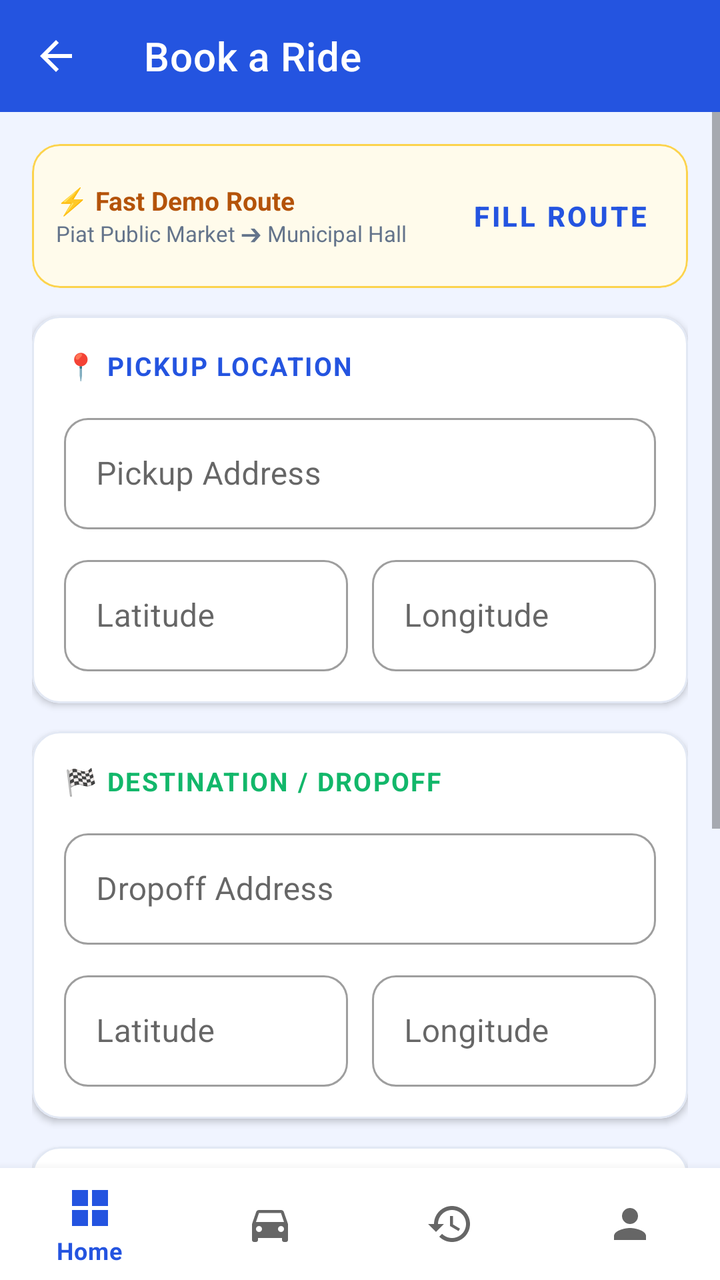
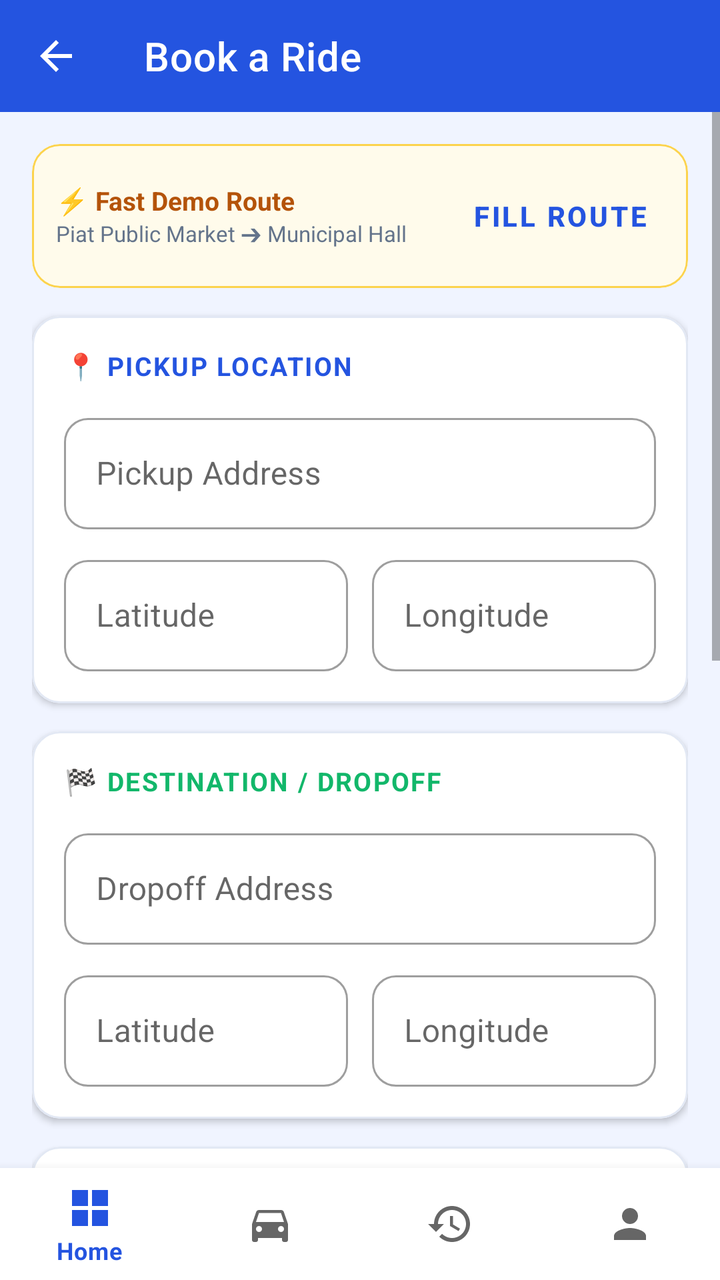

Two renders of the same Android screen: before a commit and after it. Below are the layout's source before the change and the commit's diff.
<!-- AndroidManifest.xml: application theme Theme.PiatMovePassenger -->
<!-- res/layout/activity_book_ride.xml -->
<?xml version="1.0" encoding="utf-8"?>
<LinearLayout xmlns:android="http://schemas.android.com/apk/res/android"
    xmlns:app="http://schemas.android.com/apk/res-auto"
    xmlns:tools="http://schemas.android.com/tools"
    android:layout_width="match_parent"
    android:layout_height="match_parent"
    android:background="@color/colorBackground"
    android:orientation="vertical">

    <com.google.android.material.appbar.AppBarLayout
        android:layout_width="match_parent"
        android:layout_height="wrap_content"
        app:elevation="0dp">
        <com.google.android.material.appbar.MaterialToolbar
            android:id="@+id/toolbar"
            android:layout_width="match_parent"
            android:layout_height="?attr/actionBarSize"
            android:background="@color/colorPrimary"
            app:navigationIcon="@drawable/ic_back"
            app:title="@string/book_ride"
            app:titleTextColor="@color/white" />
    </com.google.android.material.appbar.AppBarLayout>

    <FrameLayout
        android:layout_width="match_parent"
        android:layout_height="0dp"
        android:layout_weight="1">

        <ScrollView
            android:layout_width="match_parent"
            android:layout_height="match_parent"
            android:fillViewport="true">

            <LinearLayout
                android:layout_width="match_parent"
                android:layout_height="wrap_content"
                android:orientation="vertical"
                android:padding="16dp">

                
                <com.google.android.material.card.MaterialCardView
                    android:layout_width="match_parent"
                    android:layout_height="wrap_content"
                    android:layout_marginBottom="14dp"
                    app:cardBackgroundColor="#FFFBEB"
                    app:cardCornerRadius="14dp"
                    app:cardElevation="0dp"
                    app:strokeColor="#FCD34D"
                    app:strokeWidth="1dp">
                    <LinearLayout
                        android:layout_width="match_parent"
                        android:layout_height="wrap_content"
                        android:gravity="center_vertical"
                        android:orientation="horizontal"
                        android:padding="12dp">
                        <LinearLayout
                            android:layout_width="0dp"
                            android:layout_height="wrap_content"
                            android:layout_weight="1"
                            android:orientation="vertical">
                            <TextView
                                android:layout_width="wrap_content"
                                android:layout_height="wrap_content"
                                android:text="⚡ Fast Demo Route"
                                android:textColor="#B45309"
                                android:textSize="13sp"
                                android:textStyle="bold" />
                            <TextView
                                android:layout_width="wrap_content"
                                android:layout_height="wrap_content"
                                android:text="Piat Public Market ➔ Municipal Hall"
                                android:textColor="@color/grey_text"
                                android:textSize="11sp" />
                        </LinearLayout>
                        <com.google.android.material.button.MaterialButton
                            android:id="@+id/btnUseSampleData"
                            style="@style/Widget.MaterialComponents.Button.TextButton"
                            android:layout_width="wrap_content"
                            android:layout_height="wrap_content"
                            android:text="Fill Route"
                            android:textColor="@color/colorPrimary"
                            android:textStyle="bold" />
                    </LinearLayout>
                </com.google.android.material.card.MaterialCardView>

                
                <com.google.android.material.card.MaterialCardView
                    android:layout_width="match_parent"
                    android:layout_height="wrap_content"
                    android:layout_marginBottom="14dp"
                    app:cardBackgroundColor="@color/white"
                    app:cardCornerRadius="14dp"
                    app:cardElevation="2dp"
                    app:strokeColor="@color/colorDivider"
                    app:strokeWidth="1dp">
                    <LinearLayout
                        android:layout_width="match_parent"
                        android:layout_height="wrap_content"
                        android:orientation="vertical"
                        android:padding="16dp">

                        <TextView
                            android:layout_width="match_parent"
                            android:layout_height="wrap_content"
                            android:layout_marginBottom="12dp"
                            android:text="📍 PICKUP LOCATION"
                            android:textColor="@color/colorPrimary"
                            android:textSize="13sp"
                            android:textStyle="bold"
                            android:letterSpacing="0.06" />

                        <com.google.android.material.textfield.TextInputLayout
                            android:id="@+id/tilPickupAddress"
                            style="@style/Widget.MaterialComponents.TextInputLayout.OutlinedBox"
                            android:layout_width="match_parent"
                            android:layout_height="wrap_content"
                            android:layout_marginBottom="10dp"
                            android:hint="@string/pickup_address"
                            app:boxCornerRadiusTopStart="12dp"
                            app:boxCornerRadiusTopEnd="12dp"
                            app:boxCornerRadiusBottomStart="12dp"
                            app:boxCornerRadiusBottomEnd="12dp">
                            <com.google.android.material.textfield.TextInputEditText
                                android:id="@+id/etPickupAddress"
                                android:layout_width="match_parent"
                                android:layout_height="wrap_content" />
                        </com.google.android.material.textfield.TextInputLayout>

                        <LinearLayout
                            android:layout_width="match_parent"
                            android:layout_height="wrap_content"
                            android:baselineAligned="false"
                            android:orientation="horizontal">
                            <com.google.android.material.textfield.TextInputLayout
                                android:id="@+id/tilPickupLat"
                                style="@style/Widget.MaterialComponents.TextInputLayout.OutlinedBox"
                                android:layout_width="0dp"
                                android:layout_height="wrap_content"
                                android:layout_marginEnd="6dp"
                                android:layout_weight="1"
                                android:hint="Latitude"
                                app:boxCornerRadiusTopStart="12dp"
                                app:boxCornerRadiusTopEnd="12dp"
                                app:boxCornerRadiusBottomStart="12dp"
                                app:boxCornerRadiusBottomEnd="12dp">
                                <com.google.android.material.textfield.TextInputEditText
                                    android:id="@+id/etPickupLat"
                                    android:layout_width="match_parent"
                                    android:layout_height="wrap_content"
                                    android:inputType="numberDecimal" />
                            </com.google.android.material.textfield.TextInputLayout>
                            <com.google.android.material.textfield.TextInputLayout
                                android:id="@+id/tilPickupLng"
                                style="@style/Widget.MaterialComponents.TextInputLayout.OutlinedBox"
                                android:layout_width="0dp"
                                android:layout_height="wrap_content"
                                android:layout_marginStart="6dp"
                                android:layout_weight="1"
                                android:hint="Longitude"
                                app:boxCornerRadiusTopStart="12dp"
                                app:boxCornerRadiusTopEnd="12dp"
                                app:boxCornerRadiusBottomStart="12dp"
                                app:boxCornerRadiusBottomEnd="12dp">
                                <com.google.android.material.textfield.TextInputEditText
                                    android:id="@+id/etPickupLng"
                                    android:layout_width="match_parent"
                                    android:layout_height="wrap_content"
                                    android:inputType="numberDecimal" />
                            </com.google.android.material.textfield.TextInputLayout>
                        </LinearLayout>
                    </LinearLayout>
                </com.google.android.material.card.MaterialCardView>

                
                <com.google.android.material.card.MaterialCardView
                    android:layout_width="match_parent"
                    android:layout_height="wrap_content"
                    android:layout_marginBottom="14dp"
                    app:cardBackgroundColor="@color/white"
                    app:cardCornerRadius="14dp"
                    app:cardElevation="2dp"
                    app:strokeColor="@color/colorDivider"
                    app:strokeWidth="1dp">
                    <LinearLayout
                        android:layout_width="match_parent"
                        android:layout_height="wrap_content"
                        android:orientation="vertical"
                        android:padding="16dp">

                        <TextView
                            android:layout_width="match_parent"
                            android:layout_height="wrap_content"
                            android:layout_marginBottom="12dp"
                            android:text="🏁 DESTINATION / DROPOFF"
                            android:textColor="@color/statusCompleted"
                            android:textSize="13sp"
                            android:textStyle="bold"
                            android:letterSpacing="0.06" />

                        <com.google.android.material.textfield.TextInputLayout
                            android:id="@+id/tilDropoffAddress"
                            style="@style/Widget.MaterialComponents.TextInputLayout.OutlinedBox"
                            android:layout_width="match_parent"
                            android:layout_height="wrap_content"
                            android:layout_marginBottom="10dp"
                            android:hint="@string/dropoff_address"
                            app:boxCornerRadiusTopStart="12dp"
                            app:boxCornerRadiusTopEnd="12dp"
                            app:boxCornerRadiusBottomStart="12dp"
                            app:boxCornerRadiusBottomEnd="12dp">
                            <com.google.android.material.textfield.TextInputEditText
                                android:id="@+id/etDropoffAddress"
                                android:layout_width="match_parent"
                                android:layout_height="wrap_content" />
                        </com.google.android.material.textfield.TextInputLayout>

                        <LinearLayout
                            android:layout_width="match_parent"
                            android:layout_height="wrap_content"
                            android:baselineAligned="false"
                            android:orientation="horizontal">
                            <com.google.android.material.textfield.TextInputLayout
                                android:id="@+id/tilDropoffLat"
                                style="@style/Widget.MaterialComponents.TextInputLayout.OutlinedBox"
                                android:layout_width="0dp"
                                android:layout_height="wrap_content"
                                android:layout_marginEnd="6dp"
                                android:layout_weight="1"
                                android:hint="Latitude"
                                app:boxCornerRadiusTopStart="12dp"
                                app:boxCornerRadiusTopEnd="12dp"
                                app:boxCornerRadiusBottomStart="12dp"
                                app:boxCornerRadiusBottomEnd="12dp">
                                <com.google.android.material.textfield.TextInputEditText
                                    android:id="@+id/etDropoffLat"
                                    android:layout_width="match_parent"
                                    android:layout_height="wrap_content"
                                    android:inputType="numberDecimal" />
                            </com.google.android.material.textfield.TextInputLayout>
                            <com.google.android.material.textfield.TextInputLayout
                                android:id="@+id/tilDropoffLng"
                                style="@style/Widget.MaterialComponents.TextInputLayout.OutlinedBox"
                                android:layout_width="0dp"
                                android:layout_height="wrap_content"
                                android:layout_marginStart="6dp"
                                android:layout_weight="1"
                                android:hint="Longitude"
                                app:boxCornerRadiusTopStart="12dp"
                                app:boxCornerRadiusTopEnd="12dp"
                                app:boxCornerRadiusBottomStart="12dp"
                                app:boxCornerRadiusBottomEnd="12dp">
                                <com.google.android.material.textfield.TextInputEditText
                                    android:id="@+id/etDropoffLng"
                                    android:layout_width="match_parent"
                                    android:layout_height="wrap_content"
                                    android:inputType="numberDecimal" />
                            </com.google.android.material.textfield.TextInputLayout>
                        </LinearLayout>
                    </LinearLayout>
                </com.google.android.material.card.MaterialCardView>

                
                <com.google.android.material.card.MaterialCardView
                    android:layout_width="match_parent"
                    android:layout_height="wrap_content"
                    android:layout_marginBottom="14dp"
                    app:cardBackgroundColor="@color/white"
                    app:cardCornerRadius="14dp"
                    app:cardElevation="2dp"
                    app:strokeColor="@color/colorDivider"
                    app:strokeWidth="1dp">
                    <LinearLayout
                        android:layout_width="match_parent"
                        android:layout_height="wrap_content"
                        android:orientation="vertical"
                        android:padding="16dp">

                        <LinearLayout
                            android:layout_width="match_parent"
                            android:layout_height="wrap_content"
                            android:gravity="center_vertical"
                            android:orientation="horizontal">

                            <LinearLayout
                                android:layout_width="0dp"
                                android:layout_height="wrap_content"
                                android:layout_weight="1"
                                android:orientation="vertical">
                                <TextView
                                    android:layout_width="wrap_content"
                                    android:layout_height="wrap_content"
                                    android:text="👥 Number of Passengers"
                                    android:textColor="@color/black"
                                    android:textSize="14sp"
                                    android:textStyle="bold" />
                                <TextView
                                    android:layout_width="wrap_content"
                                    android:layout_height="wrap_content"
                                    android:layout_marginTop="2dp"
                                    android:text="Maximum of 5 passengers per tricycle"
                                    android:textColor="@color/grey_text"
                                    android:textSize="11sp" />
                            </LinearLayout>

                            
                            <LinearLayout
                                android:layout_width="wrap_content"
                                android:layout_height="wrap_content"
                                android:gravity="center_vertical"
                                android:orientation="horizontal">

                                <com.google.android.material.button.MaterialButton
                                    android:id="@+id/btnMinusPassenger"
                                    style="@style/Widget.MaterialComponents.Button.OutlinedButton"
                                    android:layout_width="40dp"
                                    android:layout_height="40dp"
                                    android:insetLeft="0dp"
                                    android:insetTop="0dp"
                                    android:insetRight="0dp"
                                    android:insetBottom="0dp"
                                    android:padding="0dp"
                                    android:text="–"
                                    android:textColor="@color/colorPrimary"
                                    android:textSize="18sp"
                                    app:cornerRadius="20dp" />

                                <TextView
                                    android:id="@+id/tvPassengerCount"
                                    android:layout_width="42dp"
                                    android:layout_height="wrap_content"
                                    android:gravity="center"
                                    android:text="1"
                                    android:textColor="@color/black"
                                    android:textSize="18sp"
                                    android:textStyle="bold" />

                                <com.google.android.material.button.MaterialButton
                                    android:id="@+id/btnPlusPassenger"
                                    style="@style/Widget.MaterialComponents.Button.OutlinedButton"
                                    android:layout_width="40dp"
                                    android:layout_height="40dp"
                                    android:insetLeft="0dp"
                                    android:insetTop="0dp"
                                    android:insetRight="0dp"
                                    android:insetBottom="0dp"
                                    android:padding="0dp"
                                    android:text="+"
                                    android:textColor="@color/colorPrimary"
                                    android:textSize="18sp"
                                    app:cornerRadius="20dp" />
                            </LinearLayout>
                        </LinearLayout>
                    </LinearLayout>
                </com.google.android.material.card.MaterialCardView>

                
                <com.google.android.material.card.MaterialCardView
                    android:layout_width="match_parent"
                    android:layout_height="wrap_content"
                    android:layout_marginBottom="18dp"
                    app:cardBackgroundColor="@color/colorPrimary"
                    app:cardCornerRadius="14dp"
                    app:cardElevation="2dp">
                    <LinearLayout
                        android:layout_width="match_parent"
                        android:layout_height="wrap_content"
                        android:gravity="center_vertical"
                        android:orientation="horizontal"
                        android:padding="16dp">

                        <LinearLayout
                            android:layout_width="0dp"
                            android:layout_height="wrap_content"
                            android:layout_weight="1"
                            android:orientation="vertical">
                            <TextView
                                android:layout_width="wrap_content"
                                android:layout_height="wrap_content"
                                android:text="Estimated Regulated Fare"
                                android:textColor="@color/colorHeroSubtitle"
                                android:textSize="13sp" />
                            <TextView
                                android:id="@+id/tvFareBreakdown"
                                android:layout_width="wrap_content"
                                android:layout_height="wrap_content"
                                android:layout_marginTop="2dp"
                                android:text="₱20.00 × 1 passenger"
                                android:textColor="@color/white"
                                android:textSize="11sp" />
                        </LinearLayout>

                        <TextView
                            android:id="@+id/tvEstimatedFare"
                            android:layout_width="wrap_content"
                            android:layout_height="wrap_content"
                            android:text="₱20.00"
                            android:textColor="@color/white"
                            android:textSize="22sp"
                            android:textStyle="bold" />
                    </LinearLayout>
                </com.google.android.material.card.MaterialCardView>

                
                <com.google.android.material.button.MaterialButton
                    android:id="@+id/btnRequestRide"
                    android:layout_width="match_parent"
                    android:layout_height="54dp"
                    android:layout_marginBottom="12dp"
                    android:backgroundTint="@color/colorPrimary"
                    android:text="Request Tricycle Ride"
                    android:textSize="16sp"
                    android:textStyle="bold"
                    app:cornerRadius="14dp"
                    app:icon="@drawable/ic_book_ride"
                    app:iconGravity="textStart"
                    app:iconPadding="8dp" />

                <ProgressBar
                    android:id="@+id/progressBar"
                    android:layout_width="wrap_content"
                    android:layout_height="wrap_content"
                    android:layout_gravity="center"
                    android:layout_marginBottom="8dp"
                    android:visibility="gone" />

            </LinearLayout>
        </ScrollView>
    </FrameLayout>

    
    <com.google.android.material.bottomnavigation.BottomNavigationView
        android:id="@+id/bottomNav"
        android:layout_width="match_parent"
        android:layout_height="wrap_content"
        android:background="@color/white"
        app:elevation="8dp"
        app:menu="@menu/menu_passenger" />

</LinearLayout>
<!-- resources referenced by this layout -->
<resources>
  <color name="black">#0F172A</color>
  <color name="colorBackground">#F0F4FF</color>
  <color name="colorDivider">#E2E8F4</color>
  <color name="colorHeroSubtitle">#A8C0FF</color>
  <color name="colorPrimary">#2454E0</color>
  <color name="grey_text">#64748B</color>
  <color name="statusCompleted">#12B76A</color>
  <color name="white">#FFFFFF</color>
  <!-- drawable ic_back (drawable) -->
  <vector xmlns:android="http://schemas.android.com/apk/res/android"
      android:width="24dp"
      android:height="24dp"
      android:viewportWidth="24"
      android:viewportHeight="24">
      <path
          android:fillColor="@android:color/white"
          android:pathData="M20,11H7.83l5.59,-5.59L12,4l-8,8 8,8 1.41,-1.41L7.83,13H20v-2z" />
  </vector>
  <!-- drawable ic_book_ride (drawable) -->
  <vector xmlns:android="http://schemas.android.com/apk/res/android"
      android:width="24dp"
      android:height="24dp"
      android:viewportWidth="24"
      android:viewportHeight="24">
      <path
          android:fillColor="@android:color/black"
          android:pathData="M18.92,6.01C18.72,5.42 18.16,5 17.5,5h-11c-0.66,0 -1.21,0.42 -1.42,1.01L3,12v8c0,0.55 0.45,1 1,1h1c0.55,0 1,-0.45 1,-1v-1h12v1c0,0.55 0.45,1 1,1h1c0.55,0 1,-0.45 1,-1v-8l-2.08,-5.99zM6.5,16c-0.83,0 -1.5,-0.67 -1.5,-1.5S5.67,13 6.5,13 8,13.67 8,14.5 7.33,16 6.5,16zM17.5,16c-0.83,0 -1.5,-0.67 -1.5,-1.5s0.67,-1.5 1.5,-1.5 1.5,0.67 1.5,1.5 -0.67,1.5 -1.5,1.5zM5,11l1.5,-4.5h11L19,11H5z" />
  </vector>
  <string name="book_ride">Book a Ride</string>
  <string name="dropoff_address">Dropoff Address</string>
  <string name="pickup_address">Pickup Address</string>
  <style name="Theme.PiatMovePassenger" parent="Theme.MaterialComponents.DayNight.NoActionBar">
          <item name="colorPrimary">@color/colorPrimary</item>
          <item name="colorPrimaryVariant">@color/colorPrimaryDark</item>
          <item name="colorOnPrimary">@color/white</item>
          <item name="colorSecondary">@color/colorAccent</item>
          <item name="colorOnSecondary">@color/white</item>
          <item name="android:statusBarColor">@color/colorPrimaryDark</item>
          <item name="materialButtonStyle">@style/Widget.App.Button</item>
          <item name="materialButtonOutlinedStyle">@style/Widget.App.Button.Outlined</item>
          <item name="shapeAppearanceMediumComponent">@style/ShapeAppearance.App.MediumComponent</item>
      </style>
  <color name="colorPrimaryDark">#1D43B8</color>
  <color name="colorAccent">#12B76A</color>
  <style name="Widget.App.Button" parent="Widget.MaterialComponents.Button">
          <item name="cornerRadius">24dp</item>
          <item name="android:paddingTop">4dp</item>
          <item name="android:paddingBottom">4dp</item>
          <item name="android:minHeight">48dp</item>
      </style>
  <style name="Widget.App.Button.Outlined" parent="Widget.MaterialComponents.Button.OutlinedButton">
          <item name="cornerRadius">24dp</item>
          <item name="android:paddingTop">4dp</item>
          <item name="android:paddingBottom">4dp</item>
          <item name="android:minHeight">48dp</item>
      </style>
  <style name="ShapeAppearance.App.MediumComponent" parent="ShapeAppearance.MaterialComponents.MediumComponent">
          <item name="cornerSize">12dp</item>
      </style>
</resources>

<!-- the commit's change to res/layout/activity_book_ride.xml (unified diff, before → after) -->
@@ -357,6 +357,134 @@
                 <com.google.android.material.card.MaterialCardView
                     android:layout_width="match_parent"
                     android:layout_height="wrap_content"
+                    android:layout_marginBottom="14dp"
+                    app:cardBackgroundColor="@color/white"
+                    app:cardCornerRadius="14dp"
+                    app:cardElevation="2dp"
+                    app:strokeColor="@color/colorDivider"
+                    app:strokeWidth="1dp">
+                    <LinearLayout
+                        android:layout_width="match_parent"
+                        android:layout_height="wrap_content"
+                        android:orientation="vertical"
+                        android:padding="16dp">
+
+                        <LinearLayout
+                            android:layout_width="match_parent"
+                            android:layout_height="wrap_content"
+                            android:gravity="center_vertical"
+                            android:orientation="horizontal">
+                            <TextView
+                                android:layout_width="0dp"
+                                android:layout_height="wrap_content"
+                                android:layout_weight="1"
+                                android:text="🏷️ Passenger Type &amp; Discount"
+                                android:textColor="@color/black"
+                                android:textSize="14sp"
+                                android:textStyle="bold" />
+                            <TextView
+                                android:layout_width="wrap_content"
+                                android:layout_height="wrap_content"
+                                android:background="#DCFCE7"
+                                android:paddingHorizontal="8dp"
+                                android:paddingVertical="2dp"
+                                android:text="20% OFF"
+                                android:textColor="#15803D"
+                                android:textSize="11sp"
+                                android:textStyle="bold" />
+                        </LinearLayout>
+
+                        <TextView
+                            android:layout_width="wrap_content"
+                            android:layout_height="wrap_content"
+                            android:layout_marginTop="2dp"
+                            android:layout_marginBottom="12dp"
+                            android:text="Select eligible passenger discount category"
+                            android:textColor="@color/grey_text"
+                            android:textSize="11sp" />
+
+                        
+                        <com.google.android.material.chip.ChipGroup
+                            android:id="@+id/chipGroupDiscount"
+                            android:layout_width="match_parent"
+                            android:layout_height="wrap_content"
+                            app:selectionRequired="true"
+                            app:singleSelection="true">
+
+                            <com.google.android.material.chip.Chip
+                                android:id="@+id/chipRegular"
+                                style="@style/Widget.MaterialComponents.Chip.Choice"
+                                android:layout_width="wrap_content"
+                                android:layout_height="wrap_content"
+                                android:checked="true"
+                                android:text="👤 Regular (₱20)"
+                                android:textSize="12sp" />
+
+                            <com.google.android.material.chip.Chip
+                                android:id="@+id/chipStudent"
+                                style="@style/Widget.MaterialComponents.Chip.Choice"
+                                android:layout_width="wrap_content"
+                                android:layout_height="wrap_content"
+                                android:text="🎓 Student (₱16)"
+                                android:textSize="12sp" />
+
+                            <com.google.android.material.chip.Chip
+                                android:id="@+id/chipSenior"
+                                style="@style/Widget.MaterialComponents.Chip.Choice"
+                                android:layout_width="wrap_content"
+                                android:layout_height="wrap_content"
+                                android:text="👴 Senior (₱16)"
+                                android:textSize="12sp" />
+
+                            <com.google.android.material.chip.Chip
+                                android:id="@+id/chipPwd"
+                                style="@style/Widget.MaterialComponents.Chip.Choice"
+                                android:layout_width="wrap_content"
+                                android:layout_height="wrap_content"
+                                android:text="♿ PWD (₱16)"
+                                android:textSize="12sp" />
+
+                            <com.google.android.material.chip.Chip
+                                android:id="@+id/chipPregnant"
+                                style="@style/Widget.MaterialComponents.Chip.Choice"
+                                android:layout_width="wrap_content"
+                                android:layout_height="wrap_content"
+                                android:text="🤰 Pregnant (₱16)"
+                                android:textSize="12sp" />
+                        </com.google.android.material.chip.ChipGroup>
+
+                        
+                        <LinearLayout
+                            android:id="@+id/layoutDiscountNotice"
+                            android:layout_width="match_parent"
+                            android:layout_height="wrap_content"
+                            android:layout_marginTop="10dp"
+                            android:background="#EFF6FF"
+                            android:orientation="horizontal"
+                            android:padding="10dp"
+                            android:visibility="gone">
+                            <TextView
+                                android:layout_width="wrap_content"
+                                android:layout_height="wrap_content"
+                                android:layout_marginEnd="8dp"
+                                android:text="ℹ️"
+                                android:textSize="14sp" />
+                            <TextView
+                                android:id="@+id/tvDiscountNotice"
+                                android:layout_width="0dp"
+                                android:layout_height="wrap_content"
+                                android:layout_weight="1"
+                                android:text="Please present your valid ID (Student ID, OSCA Senior ID, PWD ID, or Pregnancy Booklet) upon boarding for driver verification."
+                                android:textColor="#1E40AF"
+                                android:textSize="11sp" />
+                        </LinearLayout>
+                    </LinearLayout>
+                </com.google.android.material.card.MaterialCardView>
+
+                
+                <com.google.android.material.card.MaterialCardView
+                    android:layout_width="match_parent"
+                    android:layout_height="wrap_content"
                     android:layout_marginBottom="18dp"
                     app:cardBackgroundColor="@color/colorPrimary"
                     app:cardCornerRadius="14dp"
